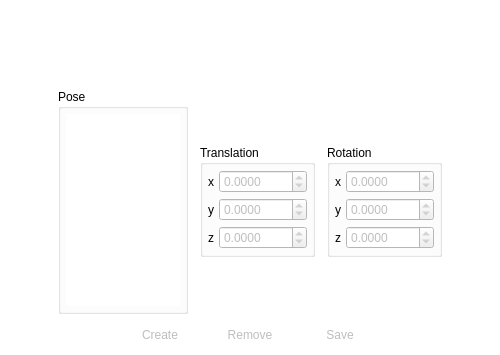
First picture: the form in src/view/poseeditor/poseeditor.ui, repository florianblume/6d-pat, before the edit.
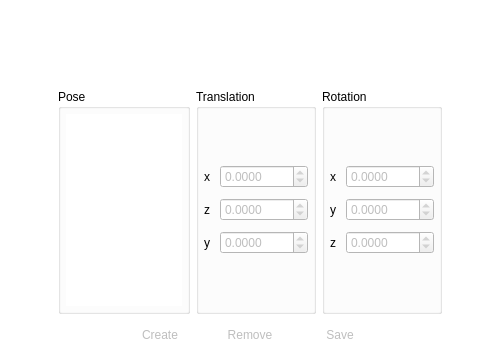
Second picture: the form after the edit.

What changed in the file:
```diff
--- a/src/view/poseeditor/poseeditor.ui
+++ b/src/view/poseeditor/poseeditor.ui
@@ -138,7 +138,7 @@
       <property name="spacing">
        <number>0</number>
       </property>
-      <item row="1" column="1">
+      <item row="1" column="0">
        <widget class="QFrame" name="frameControls">
         <property name="sizePolicy">
          <sizepolicy hsizetype="Expanding" vsizetype="Preferred">
@@ -152,7 +152,7 @@
         <property name="frameShadow">
          <enum>QFrame::Plain</enum>
         </property>
-        <layout class="QGridLayout" name="gridLayout_3">
+        <layout class="QHBoxLayout" name="horizontalLayout_4">
          <property name="leftMargin">
           <number>0</number>
          </property>
@@ -165,185 +165,33 @@
          <property name="bottomMargin">
           <number>10</number>
          </property>
-         <property name="horizontalSpacing">
-          <number>12</number>
-         </property>
-         <property name="verticalSpacing">
-          <number>0</number>
-         </property>
-         <item row="0" column="3">
-          <widget class="QGroupBox" name="groupBox_6">
+         <item>
+          <widget class="QFrame" name="frame_4">
            <property name="sizePolicy">
-            <sizepolicy hsizetype="Fixed" vsizetype="Fixed">
-             <horstretch>0</horstretch>
+            <sizepolicy hsizetype="Expanding" vsizetype="Preferred">
+             <horstretch>2</horstretch>
              <verstretch>0</verstretch>
             </sizepolicy>
            </property>
-           <property name="title">
-            <string>Translation</string>
+           <property name="frameShape">
+            <enum>QFrame::NoFrame</enum>
            </property>
-           <layout class="QGridLayout" name="gridLayout_7">
-            <property name="leftMargin">
-             <number>5</number>
-            </property>
-            <property name="topMargin">
-             <number>5</number>
-            </property>
-            <property name="rightMargin">
-             <number>5</number>
-            </property>
-            <property name="bottomMargin">
-             <number>5</number>
-            </property>
-            <property name="spacing">
-             <number>5</number>
-            </property>
-            <item row="0" column="0">
-             <widget class="QLabel" name="label_3">
-              <property name="text">
-               <string>x</string>
-              </property>
-             </widget>
-            </item>
-            <item row="0" column="1">
-             <widget class="QDoubleSpinBox" name="spinBoxTranslationX">
-              <property name="enabled">
-               <bool>false</bool>
-              </property>
-              <property name="sizePolicy">
-               <sizepolicy hsizetype="Maximum" vsizetype="Fixed">
-                <horstretch>0</horstretch>
-                <verstretch>0</verstretch>
-               </sizepolicy>
-              </property>
-              <property name="maximumSize">
-               <size>
-                <width>150</width>
-                <height>16777215</height>
-               </size>
-              </property>
-              <property name="frame">
-               <bool>true</bool>
-              </property>
-              <property name="accelerated">
-               <bool>true</bool>
-              </property>
-              <property name="decimals">
-               <number>4</number>
-              </property>
-              <property name="minimum">
-               <double>-1000.000000000000000</double>
-              </property>
-              <property name="maximum">
-               <double>1000.000000000000000</double>
-              </property>
-              <property name="singleStep">
-               <double>0.100000000000000</double>
-              </property>
-             </widget>
-            </item>
-            <item row="1" column="0">
-             <widget class="QLabel" name="label_4">
-              <property name="text">
-               <string>y</string>
-              </property>
-             </widget>
-            </item>
-            <item row="1" column="1">
-             <widget class="QDoubleSpinBox" name="spinBoxTranslationY">
-              <property name="enabled">
-               <bool>false</bool>
-              </property>
-              <property name="sizePolicy">
-               <sizepolicy hsizetype="Maximum" vsizetype="Fixed">
-                <horstretch>0</horstretch>
-                <verstretch>0</verstretch>
-               </sizepolicy>
-              </property>
-              <property name="maximumSize">
-               <size>
-                <width>150</width>
-                <height>16777215</height>
-               </size>
-              </property>
-              <property name="frame">
-               <bool>true</bool>
-              </property>
-              <property name="accelerated">
-               <bool>true</bool>
-              </property>
-              <property name="decimals">
-               <number>4</number>
-              </property>
-              <property name="minimum">
-               <double>-1000.000000000000000</double>
-              </property>
-              <property name="maximum">
-               <double>1000.000000000000000</double>
-              </property>
-              <property name="singleStep">
-               <double>0.100000000000000</double>
-              </property>
-             </widget>
-            </item>
-            <item row="2" column="0">
-             <widget class="QLabel" name="label_5">
-              <property name="text">
-               <string>z</string>
-              </property>
-             </widget>
-            </item>
-            <item row="2" column="1">
-             <widget class="QDoubleSpinBox" name="spinBoxTranslationZ">
-              <property name="enabled">
-               <bool>false</bool>
-              </property>
-              <property name="sizePolicy">
-               <sizepolicy hsizetype="Maximum" vsizetype="Fixed">
-                <horstretch>0</horstretch>
-                <verstretch>0</verstretch>
-               </sizepolicy>
-              </property>
-              <property name="maximumSize">
-               <size>
-                <width>150</width>
-                <height>16777215</height>
-               </size>
-              </property>
-              <property name="frame">
-               <bool>true</bool>
-              </property>
-              <property name="accelerated">
-               <bool>true</bool>
-              </property>
-              <property name="decimals">
-               <number>4</number>
-              </property>
-              <property name="minimum">
-               <double>-1000.000000000000000</double>
-              </property>
-              <property name="maximum">
-               <double>1000.000000000000000</double>
-              </property>
-              <property name="singleStep">
-               <double>0.100000000000000</double>
-              </property>
-             </widget>
-            </item>
-           </layout>
+           <property name="frameShadow">
+            <enum>QFrame::Plain</enum>
+           </property>
           </widget>
          </item>
-         <item row="0" column="2">
+         <item>
           <widget class="QGroupBox" name="groupBoxPoses">
            <property name="sizePolicy">
             <sizepolicy hsizetype="Expanding" vsizetype="Preferred">
-             <horstretch>0</horstretch>
+             <horstretch>5</horstretch>
              <verstretch>0</verstretch>
             </sizepolicy>
            </property>
            <property name="maximumSize">
             <size>
-             <width>130</width>
+             <width>16777215</width>
              <height>16777215</height>
             </size>
            </property>
@@ -391,10 +239,199 @@
            </layout>
           </widget>
          </item>
-         <item row="0" column="4">
+         <item>
+          <widget class="QGroupBox" name="groupBox_6">
+           <property name="sizePolicy">
+            <sizepolicy hsizetype="Fixed" vsizetype="Preferred">
+             <horstretch>0</horstretch>
+             <verstretch>0</verstretch>
+            </sizepolicy>
+           </property>
+           <property name="title">
+            <string>Translation</string>
+           </property>
+           <layout class="QGridLayout" name="gridLayout_7">
+            <property name="leftMargin">
+             <number>5</number>
+            </property>
+            <property name="topMargin">
+             <number>5</number>
+            </property>
+            <property name="rightMargin">
+             <number>5</number>
+            </property>
+            <property name="bottomMargin">
+             <number>5</number>
+            </property>
+            <property name="spacing">
+             <number>5</number>
+            </property>
+            <item row="2" column="1" alignment="Qt::AlignVCenter">
+             <widget class="QFrame" name="frame_5">
+              <property name="frameShape">
+               <enum>QFrame::NoFrame</enum>
+              </property>
+              <property name="frameShadow">
+               <enum>QFrame::Raised</enum>
+              </property>
+              <layout class="QGridLayout" name="gridLayout_6">
+               <property name="leftMargin">
+                <number>0</number>
+               </property>
+               <property name="topMargin">
+                <number>0</number>
+               </property>
+               <property name="rightMargin">
+                <number>0</number>
+               </property>
+               <property name="bottomMargin">
+                <number>0</number>
+               </property>
+               <property name="spacing">
+                <number>10</number>
+               </property>
+               <item row="0" column="1">
+                <widget class="QDoubleSpinBox" name="spinBoxTranslationX">
+                 <property name="enabled">
+                  <bool>false</bool>
+                 </property>
+                 <property name="sizePolicy">
+                  <sizepolicy hsizetype="Maximum" vsizetype="Fixed">
+                   <horstretch>0</horstretch>
+                   <verstretch>0</verstretch>
+                  </sizepolicy>
+                 </property>
+                 <property name="maximumSize">
+                  <size>
+                   <width>150</width>
+                   <height>16777215</height>
+                  </size>
+                 </property>
+                 <property name="frame">
+                  <bool>true</bool>
+                 </property>
+                 <property name="accelerated">
+                  <bool>true</bool>
+                 </property>
+                 <property name="decimals">
+                  <number>4</number>
+                 </property>
+                 <property name="minimum">
+                  <double>-1000.000000000000000</double>
+                 </property>
+                 <property name="maximum">
+                  <double>1000.000000000000000</double>
+                 </property>
+                 <property name="singleStep">
+                  <double>0.100000000000000</double>
+                 </property>
+                </widget>
+               </item>
+               <item row="0" column="0">
+                <widget class="QLabel" name="label_3">
+                 <property name="text">
+                  <string>x</string>
+                 </property>
+                </widget>
+               </item>
+               <item row="5" column="1">
+                <widget class="QDoubleSpinBox" name="spinBoxTranslationZ">
+                 <property name="enabled">
+                  <bool>false</bool>
+                 </property>
+                 <property name="sizePolicy">
+                  <sizepolicy hsizetype="Maximum" vsizetype="Fixed">
+                   <horstretch>0</horstretch>
+                   <verstretch>0</verstretch>
+                  </sizepolicy>
+                 </property>
+                 <property name="maximumSize">
+                  <size>
+                   <width>150</width>
+                   <height>16777215</height>
+                  </size>
+                 </property>
+                 <property name="frame">
+                  <bool>true</bool>
+                 </property>
+                 <property name="accelerated">
+                  <bool>true</bool>
+                 </property>
+                 <property name="decimals">
+                  <number>4</number>
+                 </property>
+                 <property name="minimum">
+                  <double>-1000.000000000000000</double>
+                 </property>
+                 <property name="maximum">
+                  <double>1000.000000000000000</double>
+                 </property>
+                 <property name="singleStep">
+                  <double>0.100000000000000</double>
+                 </property>
+                </widget>
+               </item>
+               <item row="2" column="1">
+                <widget class="QDoubleSpinBox" name="spinBoxTranslationY">
+                 <property name="enabled">
+                  <bool>false</bool>
+                 </property>
+                 <property name="sizePolicy">
+                  <sizepolicy hsizetype="Maximum" vsizetype="Fixed">
+                   <horstretch>0</horstretch>
+                   <verstretch>0</verstretch>
+                  </sizepolicy>
+                 </property>
+                 <property name="maximumSize">
+                  <size>
+                   <width>150</width>
+                   <height>16777215</height>
+                  </size>
+                 </property>
+                 <property name="frame">
+                  <bool>true</bool>
+                 </property>
+                 <property name="accelerated">
+                  <bool>true</bool>
+                 </property>
+                 <property name="decimals">
+                  <number>4</number>
+                 </property>
+                 <property name="minimum">
+                  <double>-1000.000000000000000</double>
+                 </property>
+                 <property name="maximum">
+                  <double>1000.000000000000000</double>
+                 </property>
+                 <property name="singleStep">
+                  <double>0.100000000000000</double>
+                 </property>
+                </widget>
+               </item>
+               <item row="2" column="0">
+                <widget class="QLabel" name="label_5">
+                 <property name="text">
+                  <string>z</string>
+                 </property>
+                </widget>
+               </item>
+               <item row="5" column="0">
+                <widget class="QLabel" name="label_4">
+                 <property name="text">
+                  <string>y</string>
+                 </property>
+                </widget>
+               </item>
+              </layout>
+             </widget>
+            </item>
+           </layout>
+          </widget>
+         </item>
+         <item>
           <widget class="QGroupBox" name="groupBoxRotation">
            <property name="sizePolicy">
-            <sizepolicy hsizetype="Fixed" vsizetype="Fixed">
+            <sizepolicy hsizetype="Fixed" vsizetype="Preferred">
              <horstretch>0</horstretch>
              <verstretch>0</verstretch>
             </sizepolicy>
@@ -430,170 +467,194 @@
             <property name="spacing">
              <number>5</number>
             </property>
-            <item row="0" column="0">
-             <widget class="QLabel" name="label_6">
-              <property name="text">
-               <string>x</string>
+            <item row="0" column="1" alignment="Qt::AlignVCenter">
+             <widget class="QFrame" name="frame_6">
+              <property name="frameShape">
+               <enum>QFrame::NoFrame</enum>
               </property>
-             </widget>
-            </item>
-            <item row="0" column="1">
-             <widget class="QDoubleSpinBox" name="spinBoxRotationX">
-              <property name="enabled">
-               <bool>false</bool>
+              <property name="frameShadow">
+               <enum>QFrame::Raised</enum>
               </property>
-              <property name="sizePolicy">
-               <sizepolicy hsizetype="Maximum" vsizetype="Fixed">
-                <horstretch>0</horstretch>
-                <verstretch>0</verstretch>
-               </sizepolicy>
-              </property>
-              <property name="maximumSize">
-               <size>
-                <width>150</width>
-                <height>16777215</height>
-               </size>
-              </property>
-              <property name="frame">
-               <bool>true</bool>
-              </property>
-              <property name="buttonSymbols">
-               <enum>QAbstractSpinBox::UpDownArrows</enum>
-              </property>
-              <property name="accelerated">
-               <bool>true</bool>
-              </property>
-              <property name="showGroupSeparator" stdset="0">
-               <bool>false</bool>
-              </property>
-              <property name="decimals">
-               <number>4</number>
-              </property>
-              <property name="minimum">
-               <double>-1000.000000000000000</double>
-              </property>
-              <property name="maximum">
-               <double>1000.000000000000000</double>
-              </property>
-              <property name="singleStep">
-               <double>0.100000000000000</double>
-              </property>
-             </widget>
-            </item>
-            <item row="1" column="0">
-             <widget class="QLabel" name="label_7">
-              <property name="text">
-               <string>y</string>
-              </property>
-             </widget>
-            </item>
-            <item row="1" column="1">
-             <widget class="QDoubleSpinBox" name="spinBoxRotationY">
-              <property name="enabled">
-               <bool>false</bool>
-              </property>
-              <property name="sizePolicy">
-               <sizepolicy hsizetype="Maximum" vsizetype="Fixed">
-                <horstretch>0</horstretch>
-                <verstretch>0</verstretch>
-               </sizepolicy>
-              </property>
-              <property name="maximumSize">
-               <size>
-                <width>150</width>
-                <height>16777215</height>
-               </size>
-              </property>
-              <property name="frame">
-               <bool>true</bool>
-              </property>
-              <property name="accelerated">
-               <bool>true</bool>
-              </property>
-              <property name="decimals">
-               <number>4</number>
-              </property>
-              <property name="minimum">
-               <double>-1000.000000000000000</double>
-              </property>
-              <property name="maximum">
-               <double>1000.000000000000000</double>
-              </property>
-              <property name="singleStep">
-               <double>0.100000000000000</double>
-              </property>
-             </widget>
-            </item>
-            <item row="2" column="0">
-             <widget class="QLabel" name="label_8">
-              <property name="text">
-               <string>z</string>
-              </property>
-             </widget>
-            </item>
-            <item row="2" column="1">
-             <widget class="QDoubleSpinBox" name="spinBoxRotationZ">
-              <property name="enabled">
-               <bool>false</bool>
-              </property>
-              <property name="sizePolicy">
-               <sizepolicy hsizetype="Maximum" vsizetype="Fixed">
-                <horstretch>0</horstretch>
-                <verstretch>0</verstretch>
-               </sizepolicy>
-              </property>
-              <property name="maximumSize">
-               <size>
-                <width>150</width>
-                <height>16777215</height>
-               </size>
-              </property>
-              <property name="frame">
-               <bool>true</bool>
-              </property>
-              <property name="accelerated">
-               <bool>true</bool>
-              </property>
-              <property name="decimals">
-               <number>4</number>
-              </property>
-              <property name="minimum">
-               <double>-1000.000000000000000</double>
-              </property>
-              <property name="maximum">
-               <double>1000.000000000000000</double>
-              </property>
-              <property name="singleStep">
-               <double>0.100000000000000</double>
-              </property>
+              <layout class="QGridLayout" name="gridLayout_8">
+               <property name="leftMargin">
+                <number>0</number>
+               </property>
+               <property name="topMargin">
+                <number>0</number>
+               </property>
+               <property name="rightMargin">
+                <number>0</number>
+               </property>
+               <property name="bottomMargin">
+                <number>0</number>
+               </property>
+               <property name="spacing">
+                <number>10</number>
+               </property>
+               <item row="2" column="1">
+                <widget class="QDoubleSpinBox" name="spinBoxRotationY">
+                 <property name="enabled">
+                  <bool>false</bool>
+                 </property>
+                 <property name="sizePolicy">
+                  <sizepolicy hsizetype="Maximum" vsizetype="Fixed">
+                   <horstretch>0</horstretch>
+                   <verstretch>0</verstretch>
+                  </sizepolicy>
+                 </property>
+                 <property name="maximumSize">
+                  <size>
+                   <width>150</width>
+                   <height>16777215</height>
+                  </size>
+                 </property>
+                 <property name="frame">
+                  <bool>true</bool>
+                 </property>
+                 <property name="accelerated">
+                  <bool>true</bool>
+                 </property>
+                 <property name="decimals">
+                  <number>4</number>
+                 </property>
+                 <property name="minimum">
+                  <double>-1000.000000000000000</double>
+                 </property>
+                 <property name="maximum">
+                  <double>1000.000000000000000</double>
+                 </property>
+                 <property name="singleStep">
+                  <double>0.100000000000000</double>
+                 </property>
+                </widget>
+               </item>
+               <item row="0" column="0">
+                <widget class="QLabel" name="label_6">
+                 <property name="text">
+                  <string>x</string>
+                 </property>
+                </widget>
+               </item>
+               <item row="0" column="1">
+                <widget class="QDoubleSpinBox" name="spinBoxRotationX">
+                 <property name="enabled">
+                  <bool>false</bool>
+                 </property>
+                 <property name="sizePolicy">
+                  <sizepolicy hsizetype="Maximum" vsizetype="Fixed">
+                   <horstretch>0</horstretch>
+                   <verstretch>0</verstretch>
+                  </sizepolicy>
+                 </property>
+                 <property name="maximumSize">
+                  <size>
+                   <width>150</width>
+                   <height>16777215</height>
+                  </size>
+                 </property>
+                 <property name="frame">
+                  <bool>true</bool>
+                 </property>
+                 <property name="buttonSymbols">
+                  <enum>QAbstractSpinBox::UpDownArrows</enum>
+                 </property>
+                 <property name="accelerated">
+                  <bool>true</bool>
+                 </property>
+                 <property name="showGroupSeparator" stdset="0">
+                  <bool>false</bool>
+                 </property>
+                 <property name="decimals">
+                  <number>4</number>
+                 </property>
+                 <property name="minimum">
+                  <double>-1000.000000000000000</double>
+                 </property>
+                 <property name="maximum">
+                  <double>1000.000000000000000</double>
+                 </property>
+                 <property name="singleStep">
+                  <double>0.100000000000000</double>
+                 </property>
+                </widget>
+               </item>
+               <item row="1" column="1">
+                <widget class="QDoubleSpinBox" name="spinBoxRotationZ">
+                 <property name="enabled">
+                  <bool>false</bool>
+                 </property>
+                 <property name="sizePolicy">
+                  <sizepolicy hsizetype="Maximum" vsizetype="Fixed">
+                   <horstretch>0</horstretch>
+                   <verstretch>0</verstretch>
+                  </sizepolicy>
+                 </property>
+                 <property name="maximumSize">
+                  <size>
+                   <width>150</width>
+                   <height>16777215</height>
+                  </size>
+                 </property>
+                 <property name="frame">
+                  <bool>true</bool>
+                 </property>
+                 <property name="accelerated">
+                  <bool>true</bool>
+                 </property>
+                 <property name="decimals">
+                  <number>4</number>
+                 </property>
+                 <property name="minimum">
+                  <double>-1000.000000000000000</double>
+                 </property>
+                 <property name="maximum">
+                  <double>1000.000000000000000</double>
+                 </property>
+                 <property name="singleStep">
+                  <double>0.100000000000000</double>
+                 </property>
+                </widget>
+               </item>
+               <item row="1" column="0">
+                <widget class="QLabel" name="label_7">
+                 <property name="text">
+                  <string>y</string>
+                 </property>
+                </widget>
+               </item>
+               <item row="2" column="0">
+                <widget class="QLabel" name="label_8">
+                 <property name="text">
+                  <string>z</string>
+                 </property>
+                </widget>
+               </item>
+              </layout>
              </widget>
             </item>
            </layout>
           </widget>
          </item>
+         <item>
+          <widget class="QFrame" name="frame">
+           <property name="sizePolicy">
+            <sizepolicy hsizetype="Expanding" vsizetype="Preferred">
+             <horstretch>2</horstretch>
+             <verstretch>0</verstretch>
+            </sizepolicy>
+           </property>
+           <property name="frameShape">
+            <enum>QFrame::NoFrame</enum>
+           </property>
+           <property name="frameShadow">
+            <enum>QFrame::Raised</enum>
+           </property>
+          </widget>
+         </item>
         </layout>
        </widget>
       </item>
-      <item row="1" column="3" rowspan="2">
-       <widget class="QFrame" name="frameExpandingPlaceholderRight">
-        <property name="sizePolicy">
-         <sizepolicy hsizetype="Preferred" vsizetype="Preferred">
-          <horstretch>1</horstretch>
-          <verstretch>0</verstretch>
-         </sizepolicy>
-        </property>
-        <property name="frameShape">
-         <enum>QFrame::NoFrame</enum>
-        </property>
-        <property name="frameShadow">
-         <enum>QFrame::Plain</enum>
-        </property>
-        <property name="lineWidth">
-         <number>0</number>
-        </property>
-       </widget>
-      </item>
-      <item row="2" column="1">
+      <item row="2" column="0">
        <widget class="QFrame" name="frameButtons">
         <property name="frameShape">
          <enum>QFrame::NoFrame</enum>
@@ -1024,25 +1085,6 @@
         </layout>
        </widget>
       </item>
-      <item row="1" column="0" rowspan="2">
-       <widget class="QFrame" name="frameExpandingPlaceholderLeft">
-        <property name="sizePolicy">
-         <sizepolicy hsizetype="Preferred" vsizetype="Preferred">
-          <horstretch>1</horstretch>
-          <verstretch>0</verstretch>
-         </sizepolicy>
-        </property>
-        <property name="frameShape">
-         <enum>QFrame::NoFrame</enum>
-        </property>
-        <property name="frameShadow">
-         <enum>QFrame::Plain</enum>
-        </property>
-        <property name="lineWidth">
-         <number>0</number>
-        </property>
-       </widget>
-      </item>
      </layout>
     </widget>
    </item>
```
